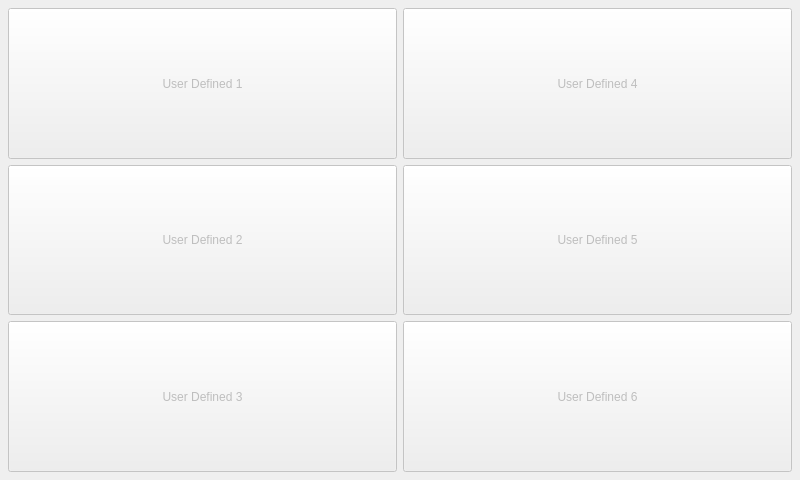
Qt form forms/piruserform.ui (jpietrzak8/Pierogi) before a commit.
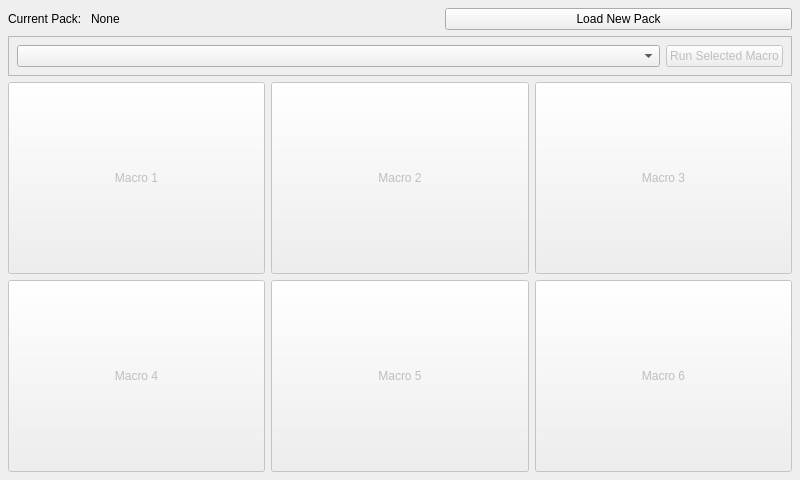
The same form after that commit.

Commit message:
New Macro System
Replaces the old Pierogi macro mechanism with a new one based on
XML.  Should be much more flexible and easier to manage.

Patch:
```diff
--- a/forms/piruserform.ui
+++ b/forms/piruserform.ui
@@ -17,7 +17,78 @@
    <property name="margin">
     <number>8</number>
    </property>
-   <item row="0" column="0">
+   <item row="0" column="0" colspan="3">
+    <layout class="QHBoxLayout" name="horizontalLayout">
+     <item>
+      <widget class="QLabel" name="currentMacroLabel">
+       <property name="sizePolicy">
+        <sizepolicy hsizetype="Fixed" vsizetype="Preferred">
+         <horstretch>0</horstretch>
+         <verstretch>0</verstretch>
+        </sizepolicy>
+       </property>
+       <property name="text">
+        <string>Current Pack: </string>
+       </property>
+      </widget>
+     </item>
+     <item>
+      <widget class="QLabel" name="packNameLabel">
+       <property name="text">
+        <string>None</string>
+       </property>
+      </widget>
+     </item>
+     <item>
+      <widget class="QPushButton" name="loadPackButton">
+       <property name="sizePolicy">
+        <sizepolicy hsizetype="Preferred" vsizetype="Fixed">
+         <horstretch>0</horstretch>
+         <verstretch>0</verstretch>
+        </sizepolicy>
+       </property>
+       <property name="text">
+        <string>Load New Pack</string>
+       </property>
+      </widget>
+     </item>
+    </layout>
+   </item>
+   <item row="1" column="0" colspan="3">
+    <widget class="QFrame" name="frame">
+     <property name="frameShape">
+      <enum>QFrame::StyledPanel</enum>
+     </property>
+     <property name="frameShadow">
+      <enum>QFrame::Raised</enum>
+     </property>
+     <layout class="QHBoxLayout" name="horizontalLayout_2">
+      <property name="margin">
+       <number>8</number>
+      </property>
+      <item>
+       <widget class="QComboBox" name="macroComboBox"/>
+      </item>
+      <item>
+       <widget class="QPushButton" name="runButton">
+        <property name="enabled">
+         <bool>false</bool>
+        </property>
+        <property name="sizePolicy">
+         <sizepolicy hsizetype="Fixed" vsizetype="Fixed">
+          <horstretch>0</horstretch>
+          <verstretch>0</verstretch>
+         </sizepolicy>
+        </property>
+        <property name="text">
+         <string>Run Selected Macro</string>
+        </property>
+       </widget>
+      </item>
+     </layout>
+    </widget>
+   </item>
+   <item row="2" column="0">
     <widget class="QPushButton" name="userDef1Button">
      <property name="enabled">
       <bool>false</bool>
@@ -29,27 +100,11 @@
       </sizepolicy>
      </property>
      <property name="text">
-      <string>User Defined 1</string>
+      <string>Macro 1</string>
      </property>
     </widget>
    </item>
-   <item row="0" column="1">
-    <widget class="QPushButton" name="userDef4Button">
-     <property name="enabled">
-      <bool>false</bool>
-     </property>
-     <property name="sizePolicy">
-      <sizepolicy hsizetype="Minimum" vsizetype="Expanding">
-       <horstretch>0</horstretch>
-       <verstretch>0</verstretch>
-      </sizepolicy>
-     </property>
-     <property name="text">
-      <string>User Defined 4</string>
-     </property>
-    </widget>
-   </item>
-   <item row="1" column="0">
+   <item row="2" column="1">
     <widget class="QPushButton" name="userDef2Button">
      <property name="enabled">
       <bool>false</bool>
@@ -61,27 +116,11 @@
       </sizepolicy>
      </property>
      <property name="text">
-      <string>User Defined 2</string>
+      <string>Macro 2</string>
      </property>
     </widget>
    </item>
-   <item row="1" column="1">
-    <widget class="QPushButton" name="userDef5Button">
-     <property name="enabled">
-      <bool>false</bool>
-     </property>
-     <property name="sizePolicy">
-      <sizepolicy hsizetype="Minimum" vsizetype="Expanding">
-       <horstretch>0</horstretch>
-       <verstretch>0</verstretch>
-      </sizepolicy>
-     </property>
-     <property name="text">
-      <string>User Defined 5</string>
-     </property>
-    </widget>
-   </item>
-   <item row="2" column="0">
+   <item row="2" column="2">
     <widget class="QPushButton" name="userDef3Button">
      <property name="enabled">
       <bool>false</bool>
@@ -93,11 +132,27 @@
       </sizepolicy>
      </property>
      <property name="text">
-      <string>User Defined 3</string>
+      <string>Macro 3</string>
      </property>
     </widget>
    </item>
-   <item row="2" column="1">
+   <item row="3" column="1">
+    <widget class="QPushButton" name="userDef5Button">
+     <property name="enabled">
+      <bool>false</bool>
+     </property>
+     <property name="sizePolicy">
+      <sizepolicy hsizetype="Minimum" vsizetype="Expanding">
+       <horstretch>0</horstretch>
+       <verstretch>0</verstretch>
+      </sizepolicy>
+     </property>
+     <property name="text">
+      <string>Macro 5</string>
+     </property>
+    </widget>
+   </item>
+   <item row="3" column="2">
     <widget class="QPushButton" name="userDef6Button">
      <property name="enabled">
       <bool>false</bool>
@@ -109,7 +164,23 @@
       </sizepolicy>
      </property>
      <property name="text">
-      <string>User Defined 6</string>
+      <string>Macro 6</string>
+     </property>
+    </widget>
+   </item>
+   <item row="3" column="0">
+    <widget class="QPushButton" name="userDef4Button">
+     <property name="enabled">
+      <bool>false</bool>
+     </property>
+     <property name="sizePolicy">
+      <sizepolicy hsizetype="Minimum" vsizetype="Expanding">
+       <horstretch>0</horstretch>
+       <verstretch>0</verstretch>
+      </sizepolicy>
+     </property>
+     <property name="text">
+      <string>Macro 4</string>
      </property>
     </widget>
    </item>
```
Left out of the diff: 22 changed lines with no effect on the pictures. The commit also changes 49 other files.
